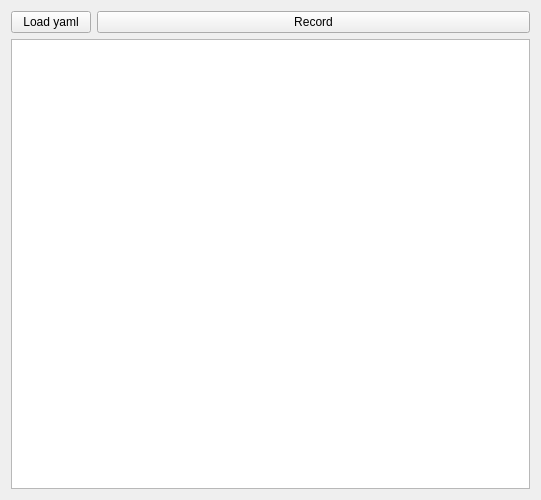
Old version of the form resource/RosBagHelper.ui in the repository heuristicus/rqt_bag_helper.
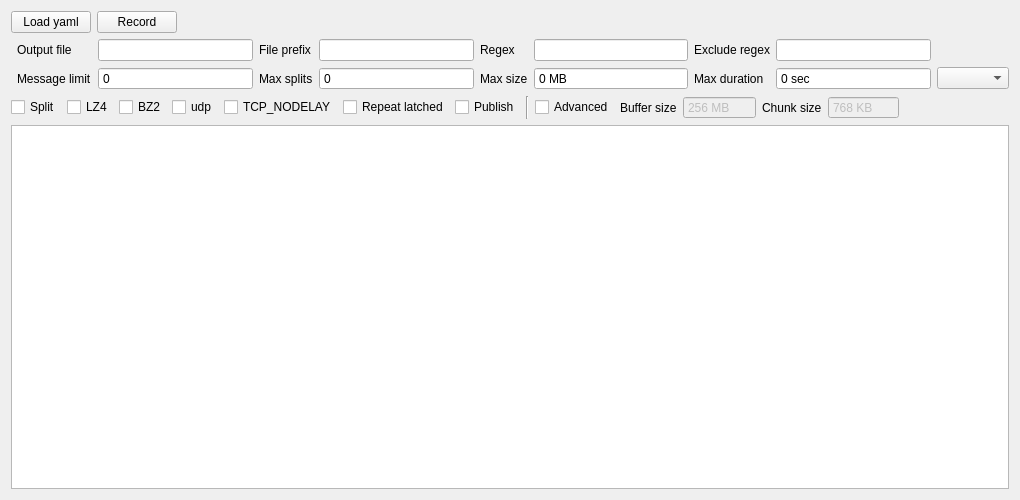
New version of the form.

Commit message: add boxes to set rosbag record args, load in from yaml

```diff
--- a/resource/RosBagHelper.ui
+++ b/resource/RosBagHelper.ui
@@ -6,7 +6,7 @@
    <rect>
     <x>0</x>
     <y>0</y>
-    <width>541</width>
+    <width>1020</width>
     <height>500</height>
    </rect>
   </property>
@@ -26,7 +26,7 @@
      <item>
       <widget class="QPushButton" name="recordButton">
        <property name="sizePolicy">
-        <sizepolicy hsizetype="Expanding" vsizetype="Fixed">
+        <sizepolicy hsizetype="Minimum" vsizetype="Fixed">
          <horstretch>0</horstretch>
          <verstretch>0</verstretch>
         </sizepolicy>
@@ -35,6 +35,345 @@
         <string>Record</string>
        </property>
       </widget>
+     </item>
+     <item>
+      <spacer name="horizontalSpacer_2">
+       <property name="orientation">
+        <enum>Qt::Horizontal</enum>
+       </property>
+       <property name="sizeHint" stdset="0">
+        <size>
+         <width>40</width>
+         <height>20</height>
+        </size>
+       </property>
+      </spacer>
+     </item>
+    </layout>
+   </item>
+   <item>
+    <layout class="QGridLayout" name="gridLayout">
+     <item row="0" column="8">
+      <widget class="QLineEdit" name="excludeRegexEdit">
+       <property name="toolTip">
+        <string>Exclude topics matching the follow regular expression (subtracts from -a or regex)</string>
+       </property>
+       <property name="text">
+        <string/>
+       </property>
+      </widget>
+     </item>
+     <item row="2" column="9">
+      <widget class="QComboBox" name="comboBox"/>
+     </item>
+     <item row="2" column="7">
+      <widget class="QLabel" name="durationLabel">
+       <property name="text">
+        <string>Max duration</string>
+       </property>
+      </widget>
+     </item>
+     <item row="2" column="2">
+      <widget class="QSpinBox" name="limitSpinBox">
+       <property name="toolTip">
+        <string>Only record NUM messages on each topic</string>
+       </property>
+       <property name="frame">
+        <bool>true</bool>
+       </property>
+       <property name="buttonSymbols">
+        <enum>QAbstractSpinBox::NoButtons</enum>
+       </property>
+       <property name="minimum">
+        <number>0</number>
+       </property>
+       <property name="maximum">
+        <number>50000</number>
+       </property>
+       <property name="value">
+        <number>0</number>
+       </property>
+      </widget>
+     </item>
+     <item row="0" column="5">
+      <widget class="QLabel" name="regexLabel">
+       <property name="text">
+        <string>Regex</string>
+       </property>
+      </widget>
+     </item>
+     <item row="0" column="7">
+      <widget class="QLabel" name="excludeRegexLabel">
+       <property name="text">
+        <string>Exclude regex</string>
+       </property>
+      </widget>
+     </item>
+     <item row="2" column="8">
+      <widget class="QSpinBox" name="durationSpinBox">
+       <property name="toolTip">
+        <string>Record a bag of maximum duration DURATION</string>
+       </property>
+       <property name="buttonSymbols">
+        <enum>QAbstractSpinBox::NoButtons</enum>
+       </property>
+       <property name="suffix">
+        <string> sec</string>
+       </property>
+       <property name="maximum">
+        <number>1000000000</number>
+       </property>
+      </widget>
+     </item>
+     <item row="0" column="1">
+      <widget class="QLabel" name="outputLabel">
+       <property name="text">
+        <string>Output file</string>
+       </property>
+      </widget>
+     </item>
+     <item row="2" column="4">
+      <widget class="QSpinBox" name="maxSplitSpinBox">
+       <property name="toolTip">
+        <string>Keep a maximum of N bag files, when reaching the maximum erase the oldest one to keep a constant number of files.</string>
+       </property>
+       <property name="buttonSymbols">
+        <enum>QAbstractSpinBox::NoButtons</enum>
+       </property>
+       <property name="maximum">
+        <number>50000</number>
+       </property>
+      </widget>
+     </item>
+     <item row="0" column="2">
+      <widget class="QLineEdit" name="outputEdit">
+       <property name="toolTip">
+        <string>record to bag with NAME.bag</string>
+       </property>
+      </widget>
+     </item>
+     <item row="2" column="3">
+      <widget class="QLabel" name="maxSplitsLabel">
+       <property name="text">
+        <string>Max splits</string>
+       </property>
+      </widget>
+     </item>
+     <item row="2" column="5">
+      <widget class="QLabel" name="sizeLabel">
+       <property name="text">
+        <string>Max size</string>
+       </property>
+      </widget>
+     </item>
+     <item row="0" column="4">
+      <widget class="QLineEdit" name="prefixEdit">
+       <property name="toolTip">
+        <string>Prepend this string to beginning of bag name (name will always end with date stamp)</string>
+       </property>
+      </widget>
+     </item>
+     <item row="0" column="3">
+      <widget class="QLabel" name="prefixLabel">
+       <property name="text">
+        <string>File prefix</string>
+       </property>
+      </widget>
+     </item>
+     <item row="2" column="6">
+      <widget class="QSpinBox" name="sizeSpinBox">
+       <property name="toolTip">
+        <string>Record a bag of maximum size SIZE MB. (Default: infinite)</string>
+       </property>
+       <property name="readOnly">
+        <bool>false</bool>
+       </property>
+       <property name="buttonSymbols">
+        <enum>QAbstractSpinBox::NoButtons</enum>
+       </property>
+       <property name="suffix">
+        <string> MB</string>
+       </property>
+       <property name="maximum">
+        <number>1000000000</number>
+       </property>
+      </widget>
+     </item>
+     <item row="2" column="1">
+      <widget class="QLabel" name="limitLabel">
+       <property name="text">
+        <string>Message limit</string>
+       </property>
+      </widget>
+     </item>
+     <item row="0" column="6">
+      <widget class="QLineEdit" name="regexEdit">
+       <property name="toolTip">
+        <string>Match topics using regular expressions</string>
+       </property>
+      </widget>
+     </item>
+     <item row="3" column="0" colspan="10">
+      <layout class="QHBoxLayout" name="checkboxParamsLayout">
+       <item>
+        <widget class="QCheckBox" name="splitCheckBox">
+         <property name="toolTip">
+          <string>split the bag when maximum size or duration is reached</string>
+         </property>
+         <property name="text">
+          <string>Split</string>
+         </property>
+        </widget>
+       </item>
+       <item>
+        <widget class="QCheckBox" name="lz4CheckBox">
+         <property name="toolTip">
+          <string>use LZ4 compression</string>
+         </property>
+         <property name="text">
+          <string>LZ4</string>
+         </property>
+        </widget>
+       </item>
+       <item>
+        <widget class="QCheckBox" name="bz2CheckBox">
+         <property name="toolTip">
+          <string>Use BZ2 compression</string>
+         </property>
+         <property name="text">
+          <string>BZ2</string>
+         </property>
+        </widget>
+       </item>
+       <item>
+        <widget class="QCheckBox" name="udpCheckBox">
+         <property name="toolTip">
+          <string>Use the UDP transport hint when subscribing to topics.</string>
+         </property>
+         <property name="text">
+          <string>udp</string>
+         </property>
+        </widget>
+       </item>
+       <item>
+        <widget class="QCheckBox" name="tcpNodelayCheckBox">
+         <property name="toolTip">
+          <string>Use the TCP_NODELAY transport hint when subscribing to topics.</string>
+         </property>
+         <property name="text">
+          <string>TCP_NODELAY</string>
+         </property>
+        </widget>
+       </item>
+       <item>
+        <widget class="QCheckBox" name="repeatLatchedCheckBox">
+         <property name="toolTip">
+          <string>Repeat latched msgs at the start of each new bag file.</string>
+         </property>
+         <property name="text">
+          <string>Repeat latched</string>
+         </property>
+        </widget>
+       </item>
+       <item>
+        <widget class="QCheckBox" name="publishCheckBox">
+         <property name="toolTip">
+          <string>Publish a msg to /begin_write when the recording begins</string>
+         </property>
+         <property name="text">
+          <string>Publish</string>
+         </property>
+        </widget>
+       </item>
+       <item>
+        <widget class="Line" name="line">
+         <property name="orientation">
+          <enum>Qt::Vertical</enum>
+         </property>
+        </widget>
+       </item>
+       <item>
+        <widget class="QCheckBox" name="advancedCheckBox">
+         <property name="toolTip">
+          <string>Enable advanced settings</string>
+         </property>
+         <property name="text">
+          <string>Advanced</string>
+         </property>
+        </widget>
+       </item>
+       <item>
+        <widget class="QLabel" name="buffLabel">
+         <property name="text">
+          <string>Buffer size</string>
+         </property>
+        </widget>
+       </item>
+       <item>
+        <widget class="QSpinBox" name="bufferSpinBox">
+         <property name="enabled">
+          <bool>false</bool>
+         </property>
+         <property name="toolTip">
+          <string>Use an internal buffer of SIZE MB (Default: 256, 0 = infinite)</string>
+         </property>
+         <property name="buttonSymbols">
+          <enum>QAbstractSpinBox::NoButtons</enum>
+         </property>
+         <property name="suffix">
+          <string> MB</string>
+         </property>
+         <property name="maximum">
+          <number>1000000000</number>
+         </property>
+         <property name="value">
+          <number>256</number>
+         </property>
+        </widget>
+       </item>
+       <item>
+        <widget class="QLabel" name="chunkLabel">
+         <property name="text">
+          <string>Chunk size</string>
+         </property>
+        </widget>
+       </item>
+       <item>
+        <widget class="QSpinBox" name="chunkSpinBox">
+         <property name="enabled">
+          <bool>false</bool>
+         </property>
+         <property name="toolTip">
+          <string>Advanced. Record to chunks of SIZE KB (Default: 768)</string>
+         </property>
+         <property name="buttonSymbols">
+          <enum>QAbstractSpinBox::NoButtons</enum>
+         </property>
+         <property name="suffix">
+          <string> KB</string>
+         </property>
+         <property name="maximum">
+          <number>1000000000</number>
+         </property>
+         <property name="value">
+          <number>768</number>
+         </property>
+        </widget>
+       </item>
+       <item>
+        <spacer name="horizontalSpacer">
+         <property name="orientation">
+          <enum>Qt::Horizontal</enum>
+         </property>
+         <property name="sizeHint" stdset="0">
+          <size>
+           <width>40</width>
+           <height>20</height>
+          </size>
+         </property>
+        </spacer>
+       </item>
+      </layout>
      </item>
     </layout>
    </item>
```
The commit also changes 2 other files.
